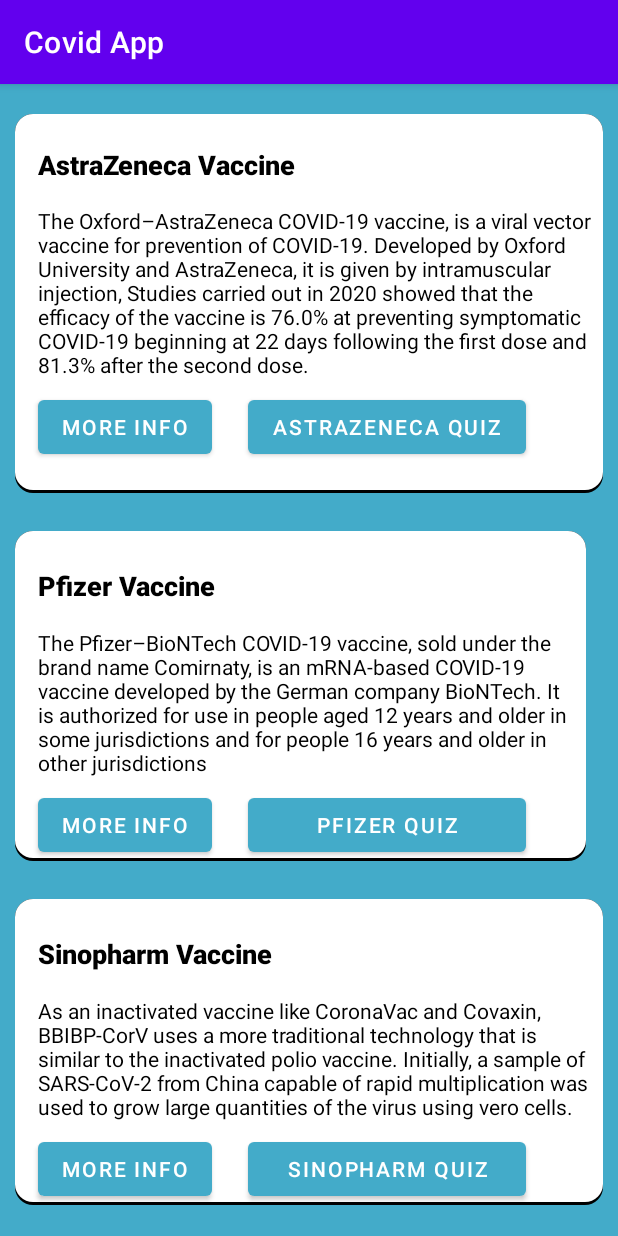
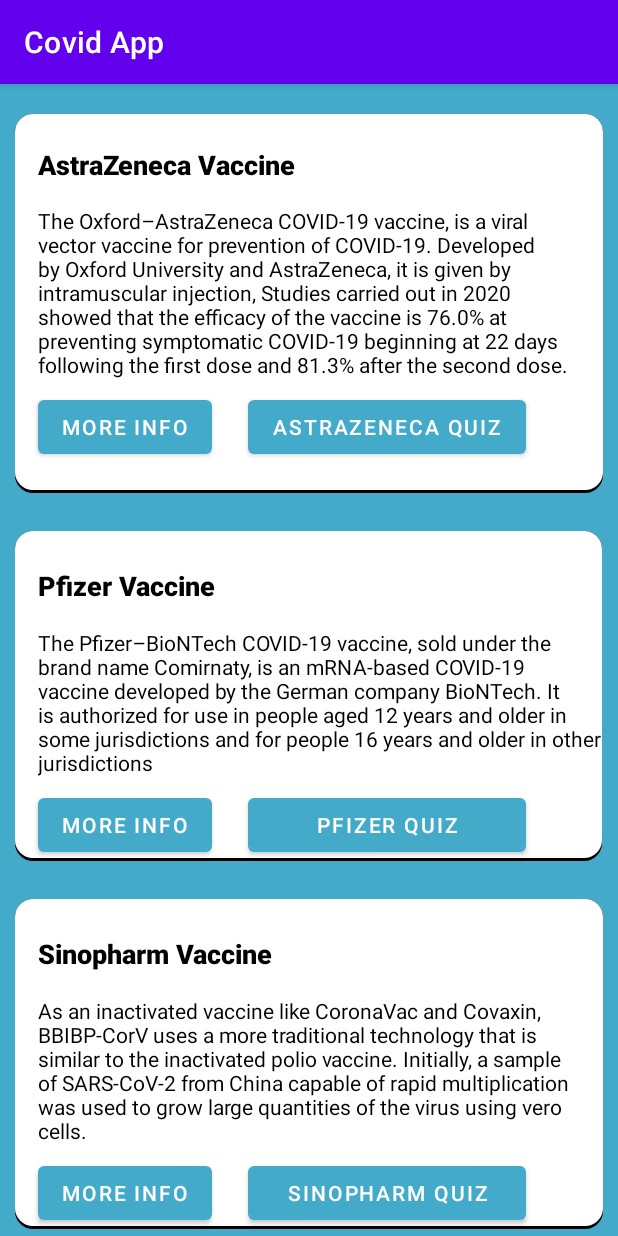
Before and after one commit to yousseftawfik11/CovidApplication, an Android app: the screen it shows after launch (MainActivity), on a phone screen of 412 x 824 dp. Run offline under Robolectric (Android 15) with nearby library versions, the light colour scheme and no system bars.

```diff
--- a/app/src/main/AndroidManifest.xml
+++ b/app/src/main/AndroidManifest.xml
@@ -9,7 +9,8 @@
         android:roundIcon="@mipmap/ic_launcher_round"
         android:supportsRtl="true"
         android:theme="@style/Theme.CovidApp">
-        <activity android:name=".FormActivity"></activity>
+        <activity android:name=".ConfirmationFormActivity"></activity>
+        <activity android:name=".FormActivity" />
         <activity android:name=".QuizActivity" />
         <activity android:name=".MainActivity">
             <intent-filter>
--- a/app/src/main/res/layout/activity_main.xml
+++ b/app/src/main/res/layout/activity_main.xml
@@ -39,7 +39,7 @@
 
             <TextView
                 android:id="@+id/Astra_Info"
-                android:layout_width="379dp"
+                android:layout_width="365dp"
                 android:layout_height="wrap_content"
                 android:layout_marginStart="15dp"
                 android:layout_marginLeft="15dp"
@@ -78,7 +78,7 @@
         </LinearLayout>
 
         <LinearLayout
-            android:layout_width="wrap_content"
+            android:layout_width="391dp"
             android:layout_height="wrap_content"
             android:layout_marginStart="10dp"
             android:layout_marginLeft="10dp"
@@ -101,7 +101,7 @@
 
             <TextView
                 android:id="@+id/pfizer_info"
-                android:layout_width="365dp"
+                android:layout_width="wrap_content"
                 android:layout_height="wrap_content"
                 android:layout_marginStart="15dp"
                 android:layout_marginLeft="15dp"
@@ -164,7 +164,7 @@
 
             <TextView
                 android:id="@+id/SinopharmInfo"
-                android:layout_width="379dp"
+                android:layout_width="365dp"
                 android:layout_height="wrap_content"
                 android:layout_marginStart="15dp"
                 android:layout_marginLeft="15dp"
```
Also changed, not shown: app/src/main/java/com/example/covidapp/ConfirmationFormActivity.java (added, +14 -0 lines), app/src/main/res/layout/activity_confirmation_form.xml (added, +36 -0 lines).
